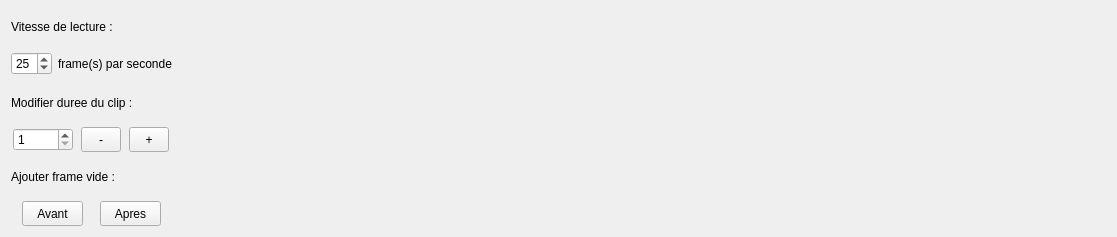
Qt form src/tweedy/gui/timeline/TimeLineUi.ui (stopmotionimac/tweedy) before a commit.
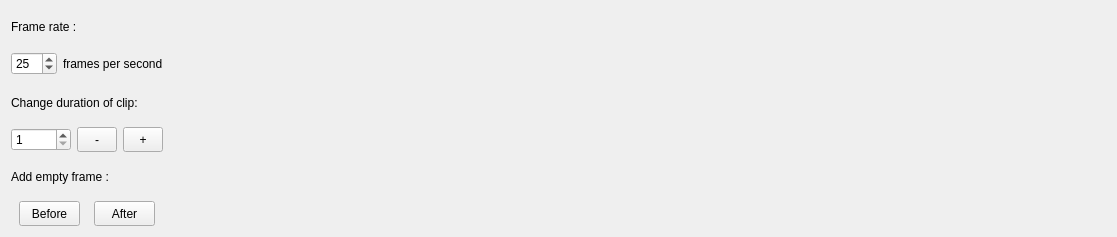
The same form after that commit.

```diff
--- a/src/tweedy/gui/timeline/TimeLineUi.ui
+++ b/src/tweedy/gui/timeline/TimeLineUi.ui
@@ -37,7 +37,7 @@
            <item>
             <widget class="QLabel" name="vitesse">
              <property name="text">
-              <string>Vitesse de lecture : </string>
+              <string>Frame rate :</string>
              </property>
             </widget>
            </item>
@@ -62,7 +62,7 @@
              <item>
               <widget class="QLabel" name="fps">
                <property name="text">
-                <string>frame(s) par seconde</string>
+                <string>frames per second</string>
                </property>
               </widget>
              </item>
@@ -83,7 +83,7 @@
          <item>
           <widget class="QLabel" name="labelDuration">
            <property name="text">
-            <string>Modifier duree du clip : </string>
+            <string>Change duration of clip:</string>
            </property>
           </widget>
          </item>
@@ -161,7 +161,7 @@
          <item>
           <widget class="QLabel" name="labelBlank">
            <property name="text">
-            <string>Ajouter frame vide :</string>
+            <string>Add empty frame :</string>
            </property>
           </widget>
          </item>
@@ -182,7 +182,7 @@
               </size>
              </property>
              <property name="text">
-              <string>Avant</string>
+              <string>Before</string>
              </property>
             </widget>
            </item>
@@ -201,7 +201,7 @@
               </size>
              </property>
              <property name="text">
-              <string>Apres</string>
+              <string>After</string>
              </property>
             </widget>
            </item>
```
